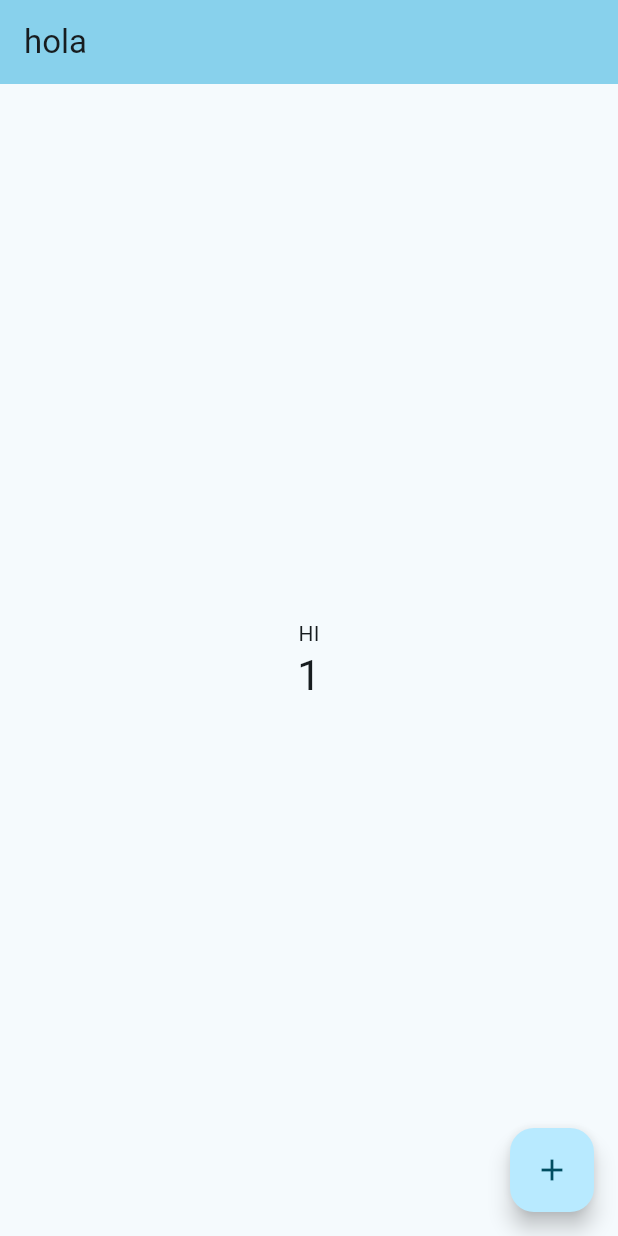
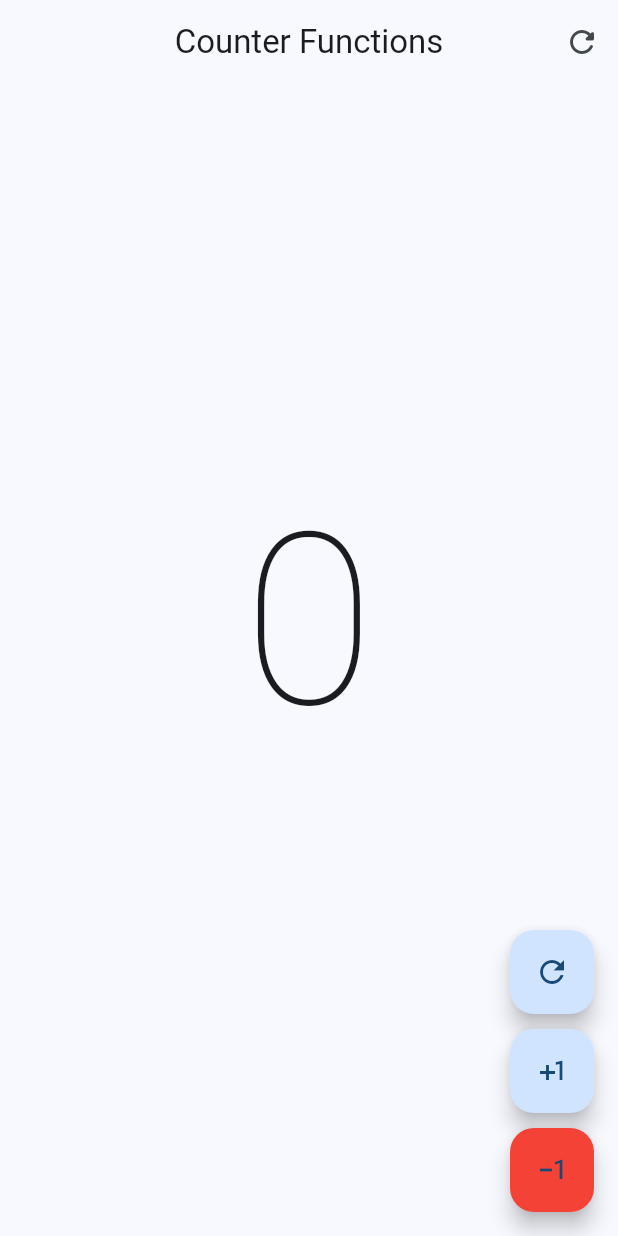
Before and after one commit to MelvinRB27/flutter-course, a Flutter app: the screen it shows after launch, on a phone screen of 412 x 824 dp. Run offline on Flutter 3.47's test engine with Material 3 defaults, Android fonts, the phone set to English and light mode, and no system bars.

Commit message:
Custom action button

```diff
--- a/lib/main.dart
+++ b/lib/main.dart
@@ -1,4 +1,5 @@
 import 'package:flutter/material.dart';
+import 'package:flutter_application_1/presentation/screens/counter/counter_functions_screen.dart';
 import 'package:flutter_application_1/presentation/screens/counter/counter_screen.dart';
 
 void main() {
@@ -15,10 +16,11 @@ class MyApp extends StatelessWidget {
       debugShowCheckedModeBanner: false,
       title: 'Flutter Demo',
       theme: ThemeData(
-        colorScheme: ColorScheme.fromSeed(seedColor: Color.fromARGB(255, 58, 191, 231)),
+        colorSchemeSeed: Colors.blue,
         useMaterial3: true,
       ),
-      home: CounterScreen(),
+      // home: const CounterScreen(),
+      home: const CounterFunctionsScreen(),
     );
   }
 }
--- /dev/null
+++ b/lib/presentation/screens/counter/counter_functions_screen.dart
@@ -0,0 +1,106 @@
+import 'package:flutter/material.dart';
+
+class CounterFunctionsScreen extends StatefulWidget {
+  const CounterFunctionsScreen({super.key});
+
+  @override
+  State<CounterFunctionsScreen> createState() => _CounterFunctionsScreenState();
+}
+
+class _CounterFunctionsScreenState extends State<CounterFunctionsScreen> {
+  int _counter = 0;
+
+  @override
+  Widget build(BuildContext context) {
+    return Scaffold(
+      appBar: AppBar(
+        title: const Text("Counter Functions"),
+        centerTitle: true,
+        actions: [
+          IconButton(
+              onPressed: () {
+                setState(() {
+                  _counter = 0;
+                });
+              },
+              icon: const Icon(Icons.refresh_rounded))
+        ],
+      ),
+      body: Center(
+        child: Column(
+          mainAxisAlignment: MainAxisAlignment.center,
+          children: <Widget>[
+            Text(
+              '$_counter',
+              style:
+                  const TextStyle(fontSize: 160, fontWeight: FontWeight.w100),
+            ),
+            Text(
+                _counter > 1
+                    ? 'Clicks'
+                    : _counter != 0
+                        ? 'Click'
+                        : '',
+                style: const TextStyle(fontSize: 35)),
+          ],
+        ),
+      ),
+      floatingActionButton: Column(
+        mainAxisAlignment: MainAxisAlignment.end,
+        children: [
+          CustomActionButton(
+            icon: Icons.refresh_outlined,
+            onPressed: _counter != 0
+                ? () {
+                    _counter = 0;
+                    setState(() {});
+                  }
+                : null,
+          ),
+          const SizedBox(height: 10),
+          CustomActionButton(
+            icon: Icons.plus_one,
+            onPressed: () {
+              _counter++;
+              setState(() {});
+            },
+          ),
+          const SizedBox(height: 10),
+          CustomActionButton(
+            icon: Icons.exposure_minus_1_outlined,
+            bgColor: Colors.red,
+            onPressed: _counter > 0
+                ? () {
+                    _counter--;
+                    setState(() {});
+                  }
+                : null,
+          )
+        ],
+      ),
+    );
+  }
+}
+
+class CustomActionButton extends StatelessWidget {
+  final IconData icon;
+  final VoidCallback? onPressed;
+  final Color? bgColor;
+
+  const CustomActionButton({
+    super.key,
+    required this.icon,
+    this.onPressed,
+    this.bgColor,
+  });
+
+  @override
+  Widget build(BuildContext context) {
+    return FloatingActionButton(
+      onPressed: onPressed,
+      tooltip: 'Increment',
+      backgroundColor: bgColor,
+      child: Icon(icon),
+    );
+  }
+}
--- a/lib/presentation/screens/counter/counter_screen.dart
+++ b/lib/presentation/screens/counter/counter_screen.dart
@@ -1,40 +1,50 @@
 import 'package:flutter/material.dart';
 
-class CounterScreen extends StatelessWidget {
+class CounterScreen extends StatefulWidget {
   const CounterScreen({super.key});
 
+  @override
+  State<CounterScreen> createState() => _CounterScreenState();
+}
 
-  //  int _counter = 0;
-
-  // void _incrementCounter() {
-  //   setState(() {
-  //     _counter++;
-  //   });
-  // }
+class _CounterScreenState extends State<CounterScreen> {
+  int _counter = 0;
 
   @override
   Widget build(BuildContext context) {
     return Scaffold(
       appBar: AppBar(
-        backgroundColor: Theme.of(context).colorScheme.inversePrimary,
-        title: const Text("hola"),
+        backgroundColor: Colors.blue[400],
+        title: const Text("Counter Screen"),
+        centerTitle: true,
       ),
       body: Center(
         child: Column(
           mainAxisAlignment: MainAxisAlignment.center,
           children: <Widget>[
-            const Text("HI"),
             Text(
-              '1',
-              style: Theme.of(context).textTheme.headlineMedium,
+              '$_counter',
+              style:
+                  const TextStyle(fontSize: 160, fontWeight: FontWeight.w100),
             ),
+            Text(
+                _counter > 1
+                    ? 'Clicks'
+                    : _counter != 0
+                        ? 'Click'
+                        : '',
+                style: const TextStyle(fontSize: 35)),
           ],
         ),
       ),
       floatingActionButton: FloatingActionButton(
-        onPressed: () {},
+        onPressed: () {
+          setState(() {
+            _counter++;
+          });
+        },
         tooltip: 'Increment',
-        child: const Icon(Icons.add),
+        child: const Icon(Icons.plus_one),
       ), // This trailing comma makes auto-formatting nicer for build methods.
     );
   }
```
